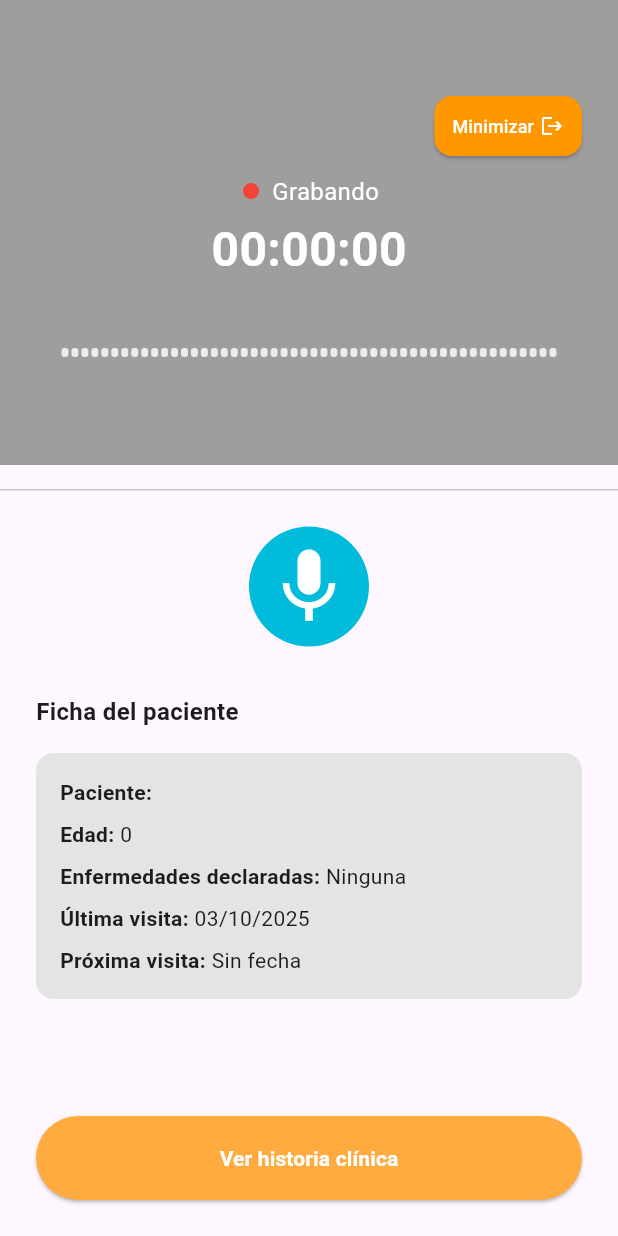
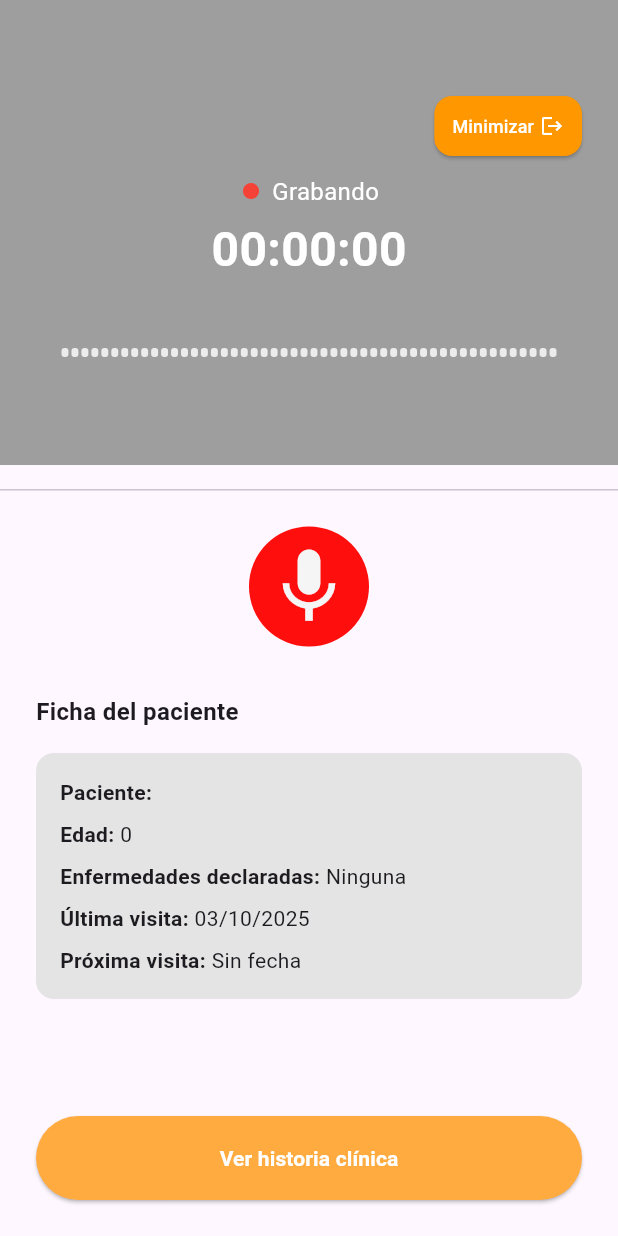
Before and after one commit to a-fernandez21/prueba_boton_grabar, a Flutter app: the AudioRecorderScreen screen opened directly with empty values, on a phone screen of 412 x 824 dp. Run offline on Flutter 3.47's test engine with Material 3 defaults, Android fonts, the phone set to English and light mode, and no system bars; our stand-ins replace permission_handler; missing offline and left inert: flutter_sound.

Commit message:
cambios botones centrales
cambiado los iconos y los colores

```diff
--- a/lib/screens/audio_recorder_screen.dart
+++ b/lib/screens/audio_recorder_screen.dart
@@ -362,10 +362,7 @@ class _AudioRecorderScreenState extends State<AudioRecorderScreen> {
                     width: 80,
                     height: 80,
                     decoration: BoxDecoration(
-                      color:
-                          _isRecording && !_isPaused
-                              ? Color.fromARGB(255, 228, 228, 228)
-                              : const Color(0xFF00BBDA),
+                      color: const Color.fromARGB(255, 255, 14, 14),
                       shape: BoxShape.circle,
                     ),
                     child: IconButton(
@@ -380,10 +377,7 @@ class _AudioRecorderScreenState extends State<AudioRecorderScreen> {
                       },
                       icon: Icon(
                         (!_isRecording || _isPaused) ? Icons.mic : Icons.pause,
-                        color:
-                            (!_isRecording || _isPaused)
-                                ? Colors.white
-                                : Colors.black,
+                        color: const Color.fromARGB(255, 245, 245, 245),
                         size: 60,
                       ),
                     ),
@@ -419,9 +413,9 @@ class _AudioRecorderScreenState extends State<AudioRecorderScreen> {
                       child: IconButton(
                         onPressed: _isRecording ? _discardRecording : null,
                         icon: const Icon(
-                          Icons.delete_outline,
+                          Icons.close,
                           color: Colors.red,
-                          size: 42,
+                          size: 30,
                         ),
                         padding: EdgeInsets.zero,
                       ),
@@ -456,9 +450,9 @@ class _AudioRecorderScreenState extends State<AudioRecorderScreen> {
                       child: IconButton(
                         onPressed: _stopRecording,
                         icon: const Icon(
-                          Icons.stop,
-                          color: Colors.red,
-                          size: 42,
+                          Icons.check,
+                          color: Color.fromARGB(255, 94, 215, 120),
+                          size: 30,
                         ),
                         padding: EdgeInsets.zero,
                       ),
```
